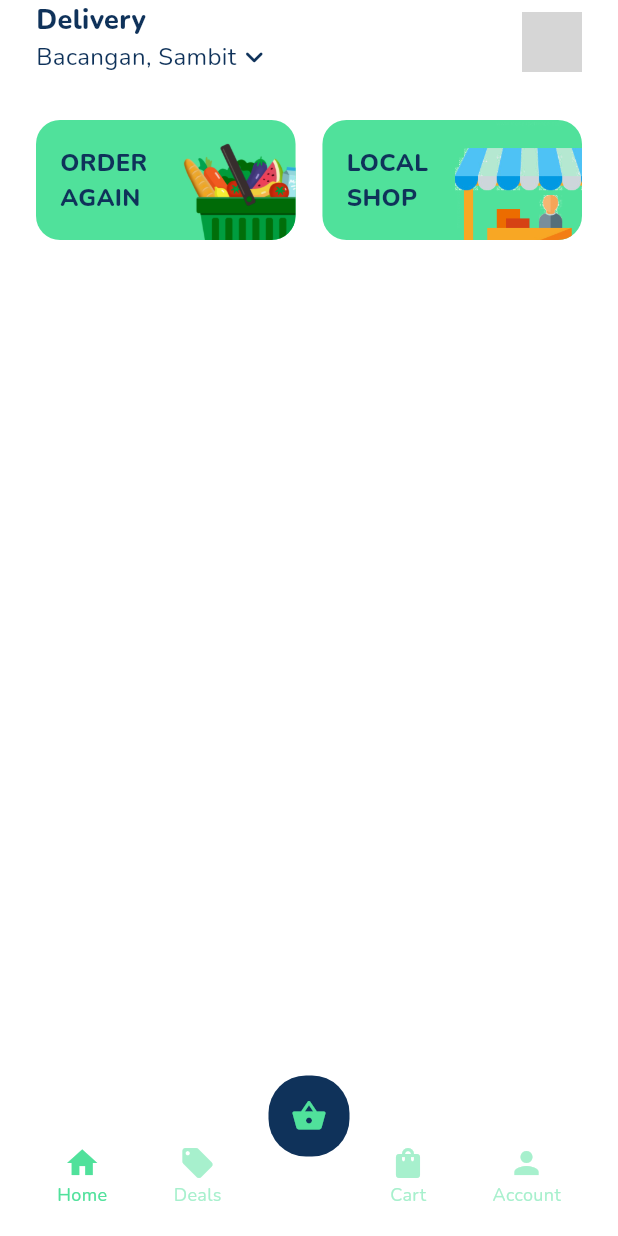
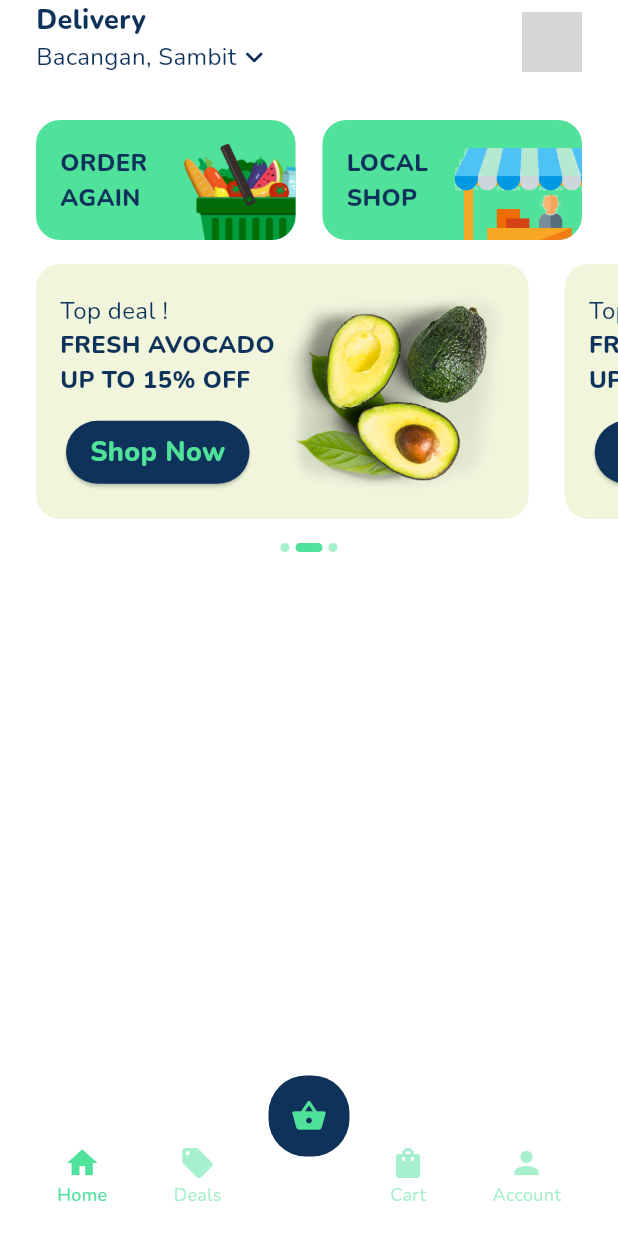
Before and after one commit to douglasrsantos/challenge_bento, a Flutter app: the screen it shows after launch, on a phone screen of 412 x 824 dp. Run offline on Flutter 3.47's test engine with Material 3 defaults, Android fonts, the light colour scheme and no system bars; drawn by our look-alikes of smooth_page_indicator; our stand-ins replace get_it, go_router, google_fonts, mobx; generated files the repository leaves out were written again; grey boxes are pictures that could not be loaded.

Commit message:
created banners list and banners list indicator on home screen

```diff
--- a/lib/app/core/ui/app_images.dart
+++ b/lib/app/core/ui/app_images.dart
@@ -1,4 +1,5 @@
 class AppImages {
   static const orderAgain = 'assets/images/order-again.png';
   static const localShop = 'assets/images/local-shop.png';
+  static const avocado = 'assets/images/avocado.png';
 }
--- a/lib/app/modules/home/home_page.dart
+++ b/lib/app/modules/home/home_page.dart
@@ -48,7 +48,10 @@ class HomePage extends StatelessWidget {
       body: PageView(
         controller: controller.pageController,
         children: [
-          HomeScreen(),
+          HomeScreen(
+            onTapOrderAgain: () {},
+            onTapLocalShop: () {},
+          ),
         ],
       ),
     );
--- /dev/null
+++ b/lib/app/modules/home/home_widgets/banner_list_indicator.dart
@@ -0,0 +1,26 @@
+import 'package:flutter/material.dart';
+
+import 'package:challenge_bento/app/core/ui/ui.dart';
+import 'package:smooth_page_indicator/smooth_page_indicator.dart';
+
+class BannerListIndicator extends StatelessWidget {
+  const BannerListIndicator({super.key});
+
+  @override
+  Widget build(BuildContext context) {
+    return Padding(
+      padding: const EdgeInsets.fromLTRB(16, 16, 16, 0),
+      child: AnimatedSmoothIndicator(
+        activeIndex: 1,
+        count: 3,
+        effect: ExpandingDotsEffect(
+          dotColor: AppColors.greenButtons.withOpacity(0.5),
+          activeDotColor: AppColors.greenButtons,
+          dotHeight: 6,
+          dotWidth: 6,
+          spacing: 4,
+        ),
+      ),
+    );
+  }
+}
--- /dev/null
+++ b/lib/app/modules/home/home_widgets/banners_list.dart
@@ -0,0 +1,29 @@
+import 'package:flutter/material.dart';
+
+import 'package:challenge_bento/app/modules/home/home_widgets/home_widgets.dart';
+
+class BannersList extends StatelessWidget {
+  const BannersList({super.key});
+
+  @override
+  Widget build(BuildContext context) {
+    return SizedBox(
+      height: 170,
+      child: ListView.separated(
+        itemCount: 3,
+        shrinkWrap: true,
+        scrollDirection: Axis.horizontal,
+        separatorBuilder: (context, index) => const SizedBox(width: 24),
+        itemBuilder: (context, index) {
+          return Padding(
+            padding: EdgeInsets.only(
+              left: index == 0 ? 24 : 0,
+              right: index == 3 - 1 ? 24 : 0,
+            ),
+            child: const ContentBannerList(),
+          );
+        },
+      ),
+    );
+  }
+}
--- /dev/null
+++ b/lib/app/modules/home/home_widgets/content_banner_list.dart
@@ -0,0 +1,55 @@
+import 'package:flutter/material.dart';
+
+import 'package:challenge_bento/app/core/ui/ui.dart';
+
+class ContentBannerList extends StatelessWidget {
+  const ContentBannerList({super.key});
+
+  @override
+  Widget build(BuildContext context) {
+    return Container(
+      padding: const EdgeInsets.all(16),
+      decoration: BoxDecoration(
+        borderRadius: BorderRadius.circular(16),
+        color: AppColors.cardAvocado,
+      ),
+      child: Row(
+        children: [
+          Column(
+            crossAxisAlignment: CrossAxisAlignment.start,
+            mainAxisAlignment: MainAxisAlignment.center,
+            children: [
+              Text(
+                'Top deal !',
+                style: AppFonts.additionalInfoTexts,
+              ),
+              Text(
+                'FRESH AVOCADO\nUP TO 15% OFF',
+                style: AppFonts.emphasisHome,
+              ),
+              const SizedBox(height: 12),
+              Card(
+                color: AppColors.darkBlue,
+                shape: RoundedRectangleBorder(
+                  borderRadius: BorderRadius.circular(24),
+                ),
+                child: Padding(
+                  padding: const EdgeInsets.symmetric(
+                    vertical: 8,
+                    horizontal: 16,
+                  ),
+                  child: Text(
+                    'Shop Now',
+                    style: AppFonts.secondaryTexts
+                        .copyWith(color: AppColors.greenButtons),
+                  ),
+                ),
+              ),
+            ],
+          ),
+          Image.asset(AppImages.avocado),
+        ],
+      ),
+    );
+  }
+}
--- a/lib/app/modules/home/home_widgets/home_screen.dart
+++ b/lib/app/modules/home/home_widgets/home_screen.dart
@@ -1,17 +1,27 @@
-import 'package:challenge_bento/app/modules/home/home_widgets/home_widgets.dart';
 import 'package:flutter/material.dart';
 
+import 'package:challenge_bento/app/modules/home/home_widgets/home_widgets.dart';
+
 class HomeScreen extends StatelessWidget {
-  const HomeScreen({super.key});
+  final Function()? onTapOrderAgain;
+  final Function()? onTapLocalShop;
+
+  const HomeScreen({
+    super.key,
+    required this.onTapOrderAgain,
+    required this.onTapLocalShop,
+  });
 
   @override
   Widget build(BuildContext context) {
     return Column(
       children: [
         InitialButtons(
-          onTapOrderAgain: () {},
-          onTapLocalShop: () {},
+          onTapOrderAgain: onTapOrderAgain,
+          onTapLocalShop: onTapLocalShop,
         ),
+        const BannersList(),
+        const BannerListIndicator(),
       ],
     );
   }
--- a/lib/app/modules/home/home_widgets/home_widgets.dart
+++ b/lib/app/modules/home/home_widgets/home_widgets.dart
@@ -4,3 +4,6 @@ export './custom_bottom_app_bar.dart';
 export './order_again_local_shop_button.dart';
 export './initial_buttons.dart';
 export './home_screen.dart';
+export './content_banner_list.dart';
+export './banners_list.dart';
+export './banner_list_indicator.dart';
--- a/lib/app/modules/home/home_widgets/initial_buttons.dart
+++ b/lib/app/modules/home/home_widgets/initial_buttons.dart
@@ -16,7 +16,7 @@ class InitialButtons extends StatelessWidget {
   @override
   Widget build(BuildContext context) {
     return Padding(
-      padding: const EdgeInsets.all(24),
+      padding: const EdgeInsets.fromLTRB(24, 24, 24, 16),
       child: Row(
         children: [
           OrderAgainLocalShopButton(
--- a/pubspec.yaml
+++ b/pubspec.yaml
@@ -19,6 +19,7 @@ dependencies:
   go_router: ^14.2.3
   mobx: ^2.3.3+2
   mobx_codegen: ^2.6.1
+  smooth_page_indicator: ^1.2.0+3
 
 dev_dependencies:
   flutter_test:
```
Also changed, not shown: pubspec.lock.
